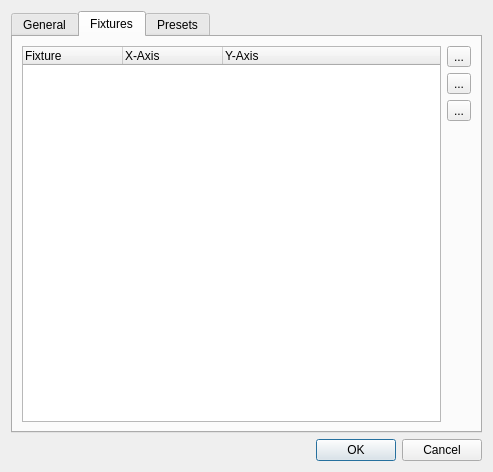
The window that ui/src/virtualconsole/vcxypadproperties.ui (mcallegari/qlcplus) describes before a commit, drawn with Qt 5.
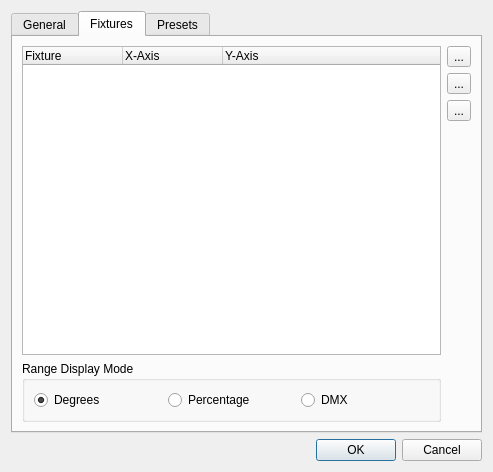
The same window after the commit. The open tabs and pages were chosen to show the change. Icons and pictures are not drawn.

Commit message:
VC/XYPad: Fixture ranges can now be set in degrees, percentage or DMX values
Updated test units with new test for degrees

The edit to the form file:
```diff
--- a/ui/src/virtualconsole/vcxypadproperties.ui
+++ b/ui/src/virtualconsole/vcxypadproperties.ui
@@ -227,6 +227,42 @@
          </property>
         </widget>
        </item>
+       <item row="4" column="0">
+        <widget class="QGroupBox" name="groupBox">
+         <property name="title">
+          <string>Range Display Mode</string>
+         </property>
+         <layout class="QHBoxLayout" name="horizontalLayout_4">
+          <item>
+           <widget class="QRadioButton" name="m_degreesRadio">
+            <property name="text">
+             <string>Degrees</string>
+            </property>
+            <property name="checked">
+             <bool>true</bool>
+            </property>
+           </widget>
+          </item>
+          <item>
+           <widget class="QRadioButton" name="m_percentageRadio">
+            <property name="text">
+             <string>Percentage</string>
+            </property>
+            <property name="checked">
+             <bool>false</bool>
+            </property>
+           </widget>
+          </item>
+          <item>
+           <widget class="QRadioButton" name="m_dmxRadio">
+            <property name="text">
+             <string>DMX</string>
+            </property>
+           </widget>
+          </item>
+         </layout>
+        </widget>
+       </item>
        <item row="3" column="1">
         <spacer name="verticalSpacer">
          <property name="orientation">
```
The commit also changes 9 other files.
